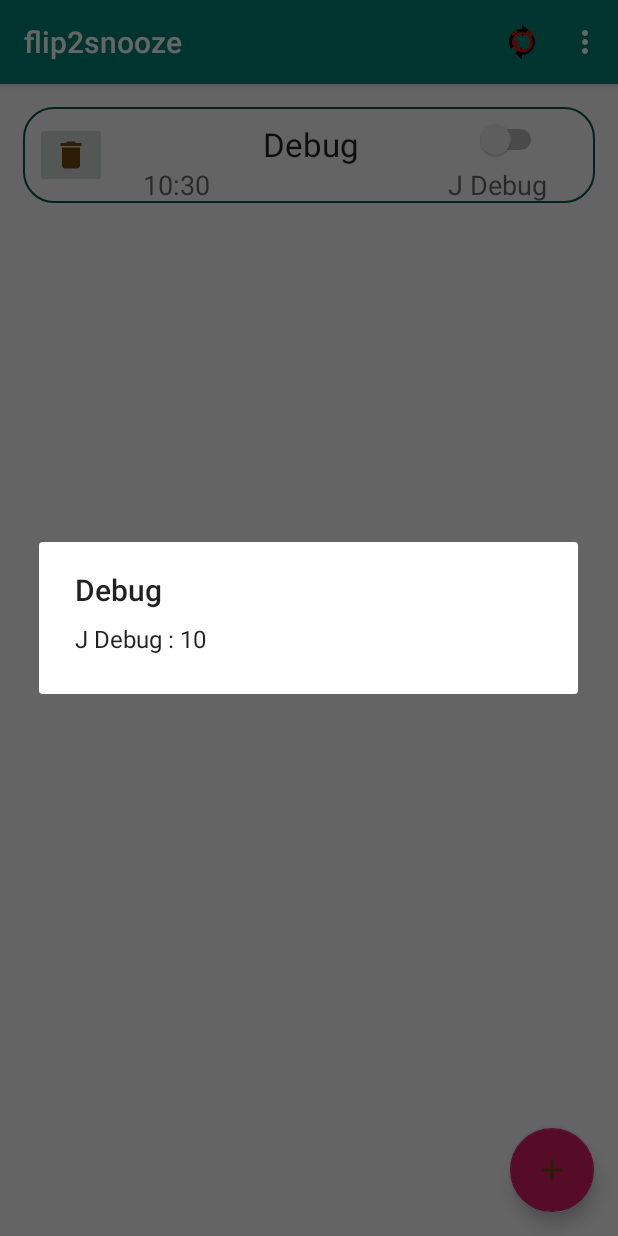
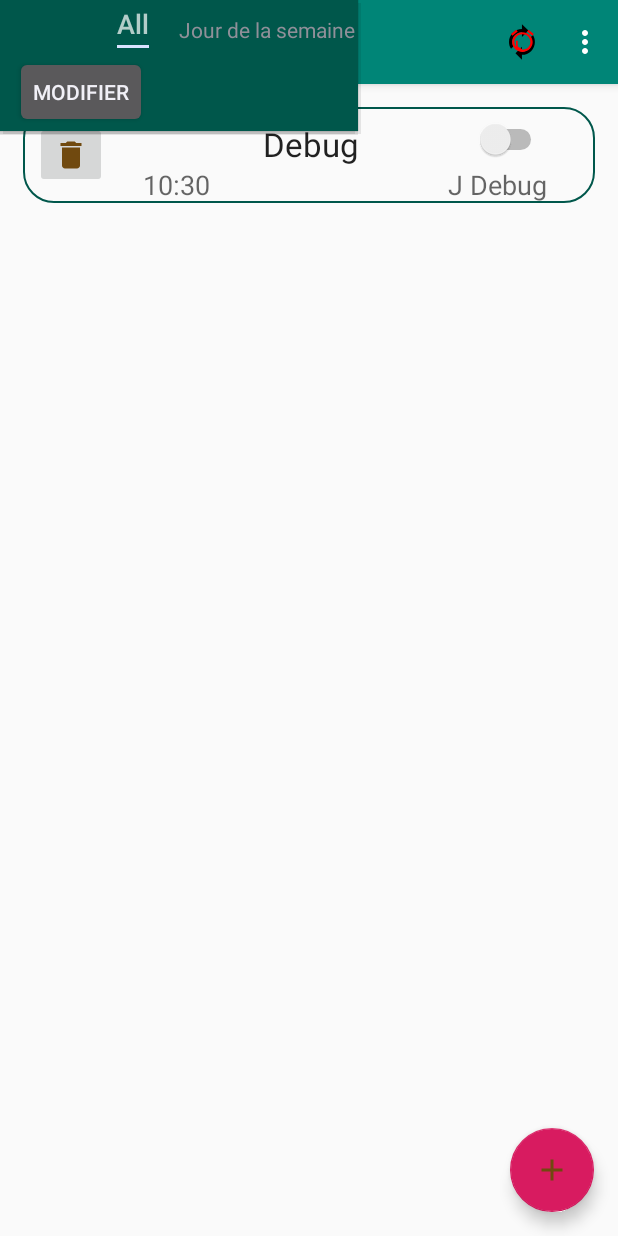
Before and after one commit to RaoulChartreuse/Flip2snooze, an Android app: the screen it shows after launch (MainActivity), after a tap on "Debug", on a phone screen of 412 x 824 dp. Run offline under Robolectric (Android 15) with nearby library versions, the light colour scheme and no system bars; 3 other taps on this screen came first.

Commit message:
Alarm are now editable in the main activity

```diff
--- a/app/src/main/java/fr/lmorin/flip2snooze/AlarmAdapter.java
+++ b/app/src/main/java/fr/lmorin/flip2snooze/AlarmAdapter.java
@@ -1,17 +1,26 @@
 package fr.lmorin.flip2snooze;
 
-import android.app.AlertDialog;
 import android.content.Context;
+import android.os.Build;
 import android.support.v7.widget.RecyclerView;
+import android.view.Gravity;
 import android.view.LayoutInflater;
 import android.view.View;
+import android.view.View.OnClickListener;
 import android.view.ViewGroup;
+import android.widget.Button;
+import android.widget.CompoundButton;
+import android.widget.EditText;
 import android.widget.ImageButton;
+import android.widget.PopupWindow;
 import android.widget.Switch;
 import android.widget.TextView;
+import android.widget.TimePicker;
+
+import static android.content.Context.LAYOUT_INFLATER_SERVICE;
 
 
-class AlarmAdapter extends RecyclerView.Adapter<AlarmAdapter.MyViewHolder> {
+public class AlarmAdapter extends RecyclerView.Adapter<AlarmAdapter.MyViewHolder> {
 
 
    AlarmRecordManager alarmRecordManager;
@@ -86,19 +95,43 @@ class AlarmAdapter extends RecyclerView.Adapter<AlarmAdapter.MyViewHolder> {
        private final Switch IsActive;
 
        private AlarmRecord currentAlarm;
-
+       private PopupWindow mPopupWindow;
 
        public MyViewHolder(final View itemView) {
 
            super(itemView);
 
 
-           name = ((TextView) itemView.findViewById(R.id.name));
+           name = itemView.findViewById(R.id.name);
+           name.setOnClickListener(new View.OnClickListener() {
 
-           description = ((TextView) itemView.findViewById(R.id.jour));
+               @Override
+               public void onClick(View view) {
+                   showMyPopupWindow(view, false, true, false);
+               }
+
+           });
+
+           description = itemView.findViewById(R.id.jour);
+           description.setOnClickListener(new View.OnClickListener() {
+
+               @Override
+               public void onClick(View view) {
+                   showMyPopupWindow(view, false, false, true);
+               }
+
+           });
            heure = itemView.findViewById(R.id.heure);
+           heure.setOnClickListener(new View.OnClickListener() {
+
+               @Override
+               public void onClick(View view) {
+                   showMyPopupWindow(view, true, false, false);
+               }
+
+           });
            deleteButton = itemView.findViewById(R.id.deleteButton);
-           deleteButton.setOnClickListener(new View.OnClickListener() {
+           deleteButton.setOnClickListener(new OnClickListener() {
                @Override
                public void onClick(View v) {
                    removeAlarmRecord(getAdapterPosition());
@@ -107,25 +140,93 @@ class AlarmAdapter extends RecyclerView.Adapter<AlarmAdapter.MyViewHolder> {
                }
            });
 
-           itemView.setOnClickListener(new View.OnClickListener() {
+           itemView.setOnClickListener(new OnClickListener() {
 
                @Override
 
                public void onClick(View view) {
 
-                   new AlertDialog.Builder(itemView.getContext())
-
-                           .setTitle(currentAlarm.n)
-
-                           .setMessage(currentAlarm.j + " : "+currentAlarm.mHeure)
-
-                           .show();
-
+                   showMyPopupWindow(view, true, true, true);
                }
 
            });
 
            IsActive = itemView.findViewById(R.id.switch1);
+           IsActive.setOnCheckedChangeListener(new CompoundButton.OnCheckedChangeListener() {
+               public void onCheckedChanged(CompoundButton buttonView, boolean isChecked) {
+                   currentAlarm.mIsActive = isChecked;
+               }
+           });
+
+       }
+
+       private void showMyPopupWindow(View view, final boolean showTime, final boolean showJour, final boolean showNom) {
+
+           LayoutInflater inflater = (LayoutInflater) view.getContext().getApplicationContext().getSystemService(LAYOUT_INFLATER_SERVICE);
+           final View customView;
+           customView = inflater.inflate(R.layout.popup_add_alarm, null);
+           mPopupWindow = new PopupWindow(customView,
+                   ViewGroup.LayoutParams.WRAP_CONTENT,
+                   ViewGroup.LayoutParams.WRAP_CONTENT);
+           ImageButton closeButton = customView.findViewById(R.id.ib_close);
+           closeButton.setOnClickListener(new OnClickListener() {
+               @Override
+               public void onClick(View view) {
+                   // Dismiss the popup window
+                   mPopupWindow.dismiss();
+               }
+           });
+
+           final TimePicker picker = customView.findViewById(R.id.timePicker);
+           if (Build.VERSION.SDK_INT >= Build.VERSION_CODES.M) {
+               picker.setHour(currentAlarm.mHeure);
+               picker.setMinute(currentAlarm.mMinute);
+           } else {
+               picker.setCurrentHour(currentAlarm.mHeure);
+               picker.setCurrentMinute(currentAlarm.mMinute);
+           }
+           picker.setVisibility(showTime ? View.VISIBLE : View.GONE);
+
+           TextView tJour = customView.findViewById(R.id.tJour);
+           tJour.setVisibility(showJour ? View.VISIBLE : View.GONE);
+           final EditText qJour = customView.findViewById(R.id.qJour);
+           qJour.setVisibility(showJour ? View.VISIBLE : View.GONE);
+
+           TextView tNom = customView.findViewById(R.id.tNom);
+           tNom.setVisibility(showNom ? View.VISIBLE : View.GONE);
+           final EditText qNom = customView.findViewById(R.id.qNom);
+           qNom.setVisibility(showNom ? View.VISIBLE : View.GONE);
+
+           Button bModifier = customView.findViewById(R.id.addButton);
+           bModifier.setText(view.getContext().getString(R.string.modifier));
+           bModifier.setOnClickListener(new View.OnClickListener() {
+               @Override
+               public void onClick(View view) {
+                   if (showJour) currentAlarm.j = qJour.getText().toString();
+                   if (showNom) currentAlarm.n = qNom.getText().toString();
+                   if (showTime) {
+                       if (Build.VERSION.SDK_INT >= Build.VERSION_CODES.M) {
+                           currentAlarm.mHeure = picker.getHour();
+                           currentAlarm.mMinute = picker.getMinute();
+                           currentAlarm.mStringHeure = String.format("%02d:%02d",
+                                   picker.getHour(),
+                                   picker.getMinute());
+                       } else {
+                           currentAlarm.mHeure = picker.getCurrentHour();
+                           currentAlarm.mMinute = picker.getCurrentMinute();
+                           currentAlarm.mStringHeure = String.format("%02d:%02d",
+                                   picker.getCurrentHour(),
+                                   picker.getCurrentMinute());
+                       }
+
+                   }
+
+                   mPopupWindow.dismiss();
+               }
+           });
+           mPopupWindow.setFocusable(true);
+           //customView.findViewById(R.id.cl)
+           mPopupWindow.showAtLocation(view, Gravity.CENTER, 0, 0);
 
        }
 
--- a/app/src/main/res/layout/popup_add_alarm.xml
+++ b/app/src/main/res/layout/popup_add_alarm.xml
@@ -1,7 +1,6 @@
 <?xml version="1.0" encoding="utf-8"?>
 <android.support.constraint.ConstraintLayout xmlns:android="http://schemas.android.com/apk/res/android"
     xmlns:app="http://schemas.android.com/apk/res-auto"
-    xmlns:tools="http://schemas.android.com/tools"
     android:layout_width="wrap_content"
     android:layout_height="wrap_content"
     android:background="@color/colorPrimaryDark"
@@ -35,7 +34,7 @@
         android:layout_marginStart="8dp"
         android:layout_marginLeft="8dp"
         android:layout_marginTop="8dp"
-        android:text="Ajouter"
+        android:text="@string/ajouter"
         app:layout_constraintStart_toStartOf="parent"
         app:layout_constraintTop_toBottomOf="@+id/tNom" />
 
--- a/app/src/main/res/values/strings.xml
+++ b/app/src/main/res/values/strings.xml
@@ -7,4 +7,6 @@
 
     <string name="pref_alarmArray">fr.lmorin.pref_alarmArray</string>
     <string name="action_debug">Debug wakupalarm</string>
+    <string name="ajouter">Ajouter</string>
+    <string name="modifier">Modifier</string>
 </resources>
```
Also changed, not shown: app/src/main/java/fr/lmorin/flip2snooze/MainActivity.java (+3 -5 lines).
